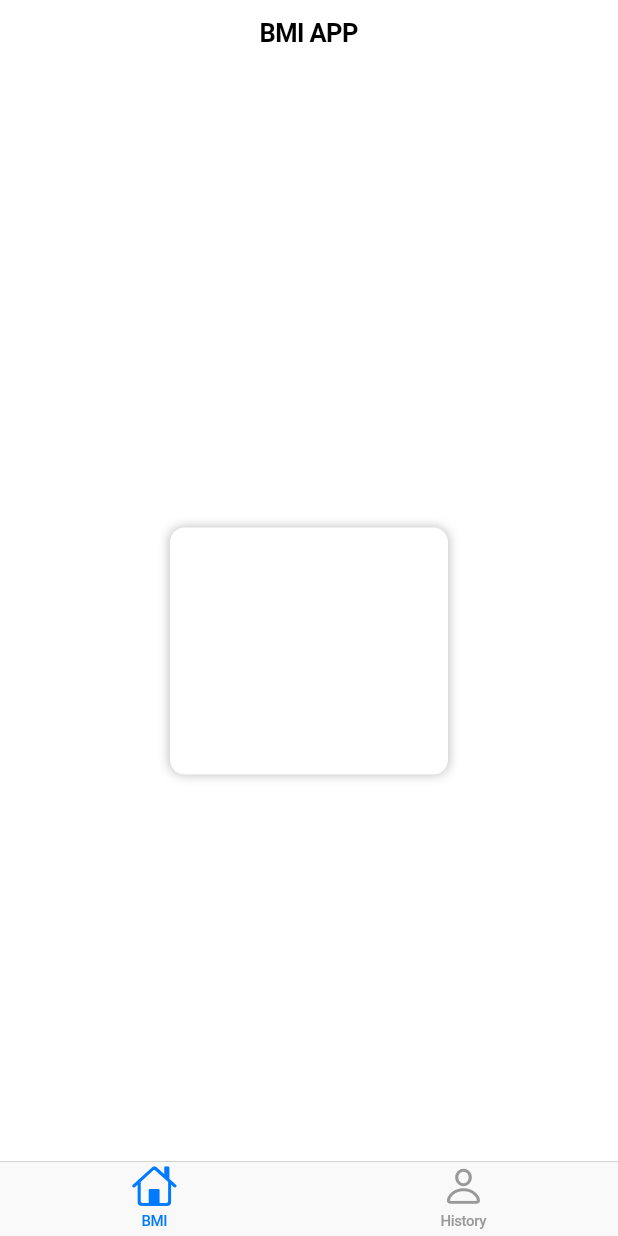
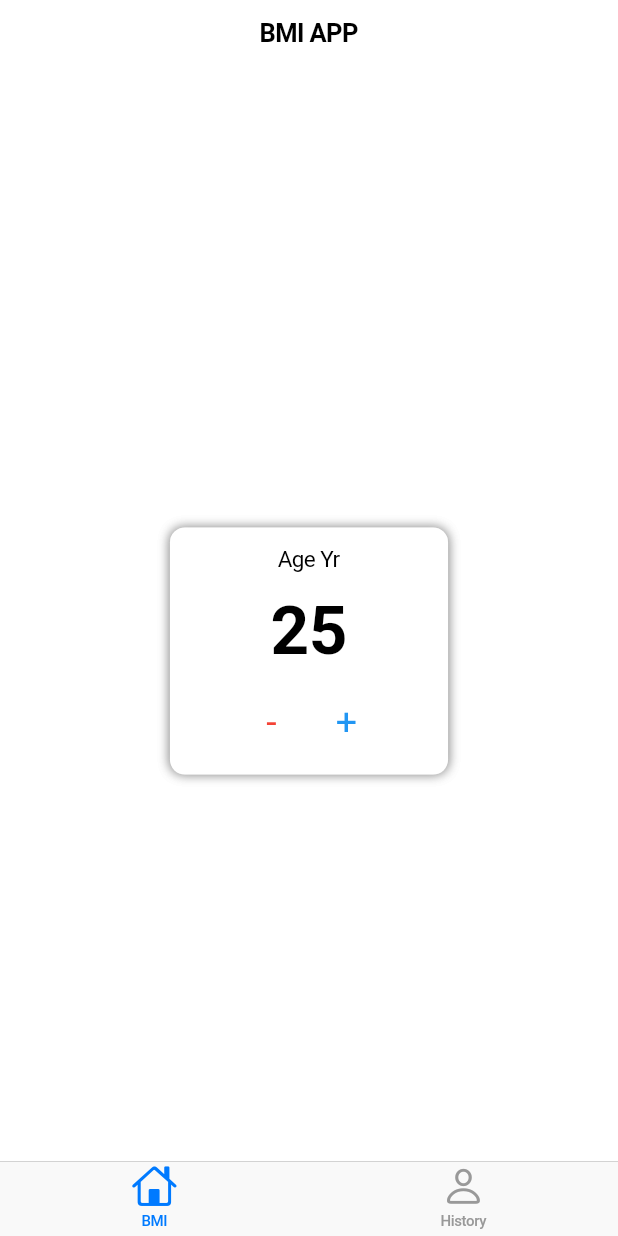
Before and after one commit to IlmanNashran/BMI-Calculator-App, a Flutter app: the screen it shows after launch, on a phone screen of 412 x 824 dp. Run offline on Flutter 3.47's test engine with Material 2 defaults, Android fonts, the phone set to English and light mode, and no system bars.

```diff
--- a/lib/pages/bmi_page.dart
+++ b/lib/pages/bmi_page.dart
@@ -13,6 +13,7 @@ class BmiPage extends StatefulWidget {
 
 class _BmiPageState extends State<BmiPage> {
   double? _deviceHeight, _deviceWidth;
+  int _age = 25;
 
   @override
   Widget build(BuildContext context) {
@@ -25,9 +26,64 @@ class _BmiPageState extends State<BmiPage> {
         child: InfoCard(
           width: _deviceWidth! * 0.45,
           height: _deviceHeight! * 0.20,
-          child: Container(),
+          child: _ageSelectContainer(),
         ),
       ),
     ));
   }
+
+  Widget _ageSelectContainer() {
+    return InfoCard(
+      width: _deviceWidth! * 0.45,
+      height: _deviceHeight! * 0.20,
+      child: Column(
+        mainAxisSize: MainAxisSize.max,
+        mainAxisAlignment: MainAxisAlignment.spaceEvenly,
+        crossAxisAlignment: CrossAxisAlignment.center,
+        children: [
+          const Text(
+            "Age Yr",
+            style: TextStyle(
+                color: Colors.black, fontSize: 15, fontWeight: FontWeight.w400),
+          ),
+          Text(
+            _age.toString(),
+            style: const TextStyle(
+                color: Colors.black, fontSize: 45, fontWeight: FontWeight.w700),
+          ),
+          Row(
+            mainAxisAlignment: MainAxisAlignment.center,
+            mainAxisSize: MainAxisSize.max,
+            crossAxisAlignment: CrossAxisAlignment.center,
+            children: [
+              SizedBox(
+                width: 50,
+                child: CupertinoDialogAction(
+                  onPressed: () {
+                    setState(() {
+                      _age--;
+                    });
+                  },
+                  child: const Text('-'),
+                  textStyle: TextStyle(fontSize: 25, color: Colors.red),
+                ),
+              ),
+              SizedBox(
+                width: 50,
+                child: CupertinoDialogAction(
+                  onPressed: () {
+                    setState(() {
+                      _age++;
+                    });
+                  },
+                  child: const Text('+'),
+                  textStyle: TextStyle(fontSize: 25, color: Colors.blue),
+                ),
+              ),
+            ],
+          )
+        ],
+      ),
+    );
+  }
 }
```
